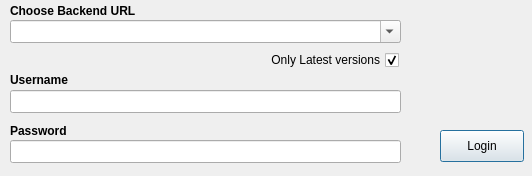
Qt form login_dialog.ui (Open-EO/openeo-qgis-plugin) before a commit.
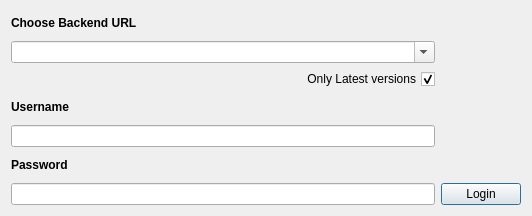
The same form after that commit. Icons and pictures are not drawn.

Commit message: improved layout making all windows editable in the size

Patch:
```diff
--- a/login_dialog.ui
+++ b/login_dialog.ui
@@ -7,34 +7,63 @@
     <x>0</x>
     <y>0</y>
     <width>532</width>
-    <height>176</height>
+    <height>216</height>
    </rect>
   </property>
   <property name="windowTitle">
    <string>openEO Connector</string>
   </property>
+  <layout class="QGridLayout" name="gridLayout_2">
+   <item row="0" column="0">
+    <layout class="QVBoxLayout" name="verticalLayout">
+     <item>
+      <widget class="QLabel" name="label">
+       <property name="font">
+        <font>
+         <weight>75</weight>
+         <bold>true</bold>
+        </font>
+       </property>
+       <property name="text">
+        <string>Choose Backend URL</string>
+       </property>
+      </widget>
+     </item>
+     <item>
   <widget class="QComboBox" name="backendEdit">
-   <property name="geometry">
-    <rect>
-     <x>10</x>
-     <y>20</y>
-     <width>391</width>
-     <height>23</height>
-    </rect>
-   </property>
    <property name="editable">
     <bool>true</bool>
    </property>
   </widget>
+     </item>
+     <item>
+      <widget class="QCheckBox" name="versionBox">
+       <property name="layoutDirection">
+        <enum>Qt::RightToLeft</enum>
+       </property>
+       <property name="text">
+        <string>Only Latest versions</string>
+       </property>
+       <property name="checked">
+        <bool>true</bool>
+       </property>
+      </widget>
+     </item>
+     <item>
+      <widget class="QLabel" name="label_2">
+       <property name="font">
+        <font>
+         <weight>75</weight>
+         <bold>true</bold>
+        </font>
+       </property>
+       <property name="text">
+        <string>Username</string>
+       </property>
+      </widget>
+     </item>
+     <item>
   <widget class="QLineEdit" name="usernameEdit">
-   <property name="geometry">
-    <rect>
-     <x>10</x>
-     <y>90</y>
-     <width>391</width>
-     <height>23</height>
-    </rect>
-   </property>
    <property name="maximumSize">
     <size>
      <width>16777215</width>
@@ -42,34 +71,9 @@
     </size>
    </property>
   </widget>
-  <widget class="QLabel" name="label">
-   <property name="geometry">
-    <rect>
-     <x>10</x>
-     <y>0</y>
-     <width>391</width>
-     <height>21</height>
-    </rect>
-   </property>
-   <property name="font">
-    <font>
-     <weight>75</weight>
-     <bold>true</bold>
-    </font>
-   </property>
-   <property name="text">
-    <string>Choose Backend URL</string>
-   </property>
-  </widget>
+     </item>
+     <item>
   <widget class="QLabel" name="label_3">
-   <property name="geometry">
-    <rect>
-     <x>10</x>
-     <y>120</y>
-     <width>391</width>
-     <height>21</height>
-    </rect>
-   </property>
    <property name="font">
     <font>
      <weight>75</weight>
@@ -80,34 +84,9 @@
     <string>Password</string>
    </property>
   </widget>
-  <widget class="QLabel" name="label_2">
-   <property name="geometry">
-    <rect>
-     <x>10</x>
-     <y>70</y>
-     <width>391</width>
-     <height>20</height>
-    </rect>
-   </property>
-   <property name="font">
-    <font>
-     <weight>75</weight>
-     <bold>true</bold>
-    </font>
-   </property>
-   <property name="text">
-    <string>Username</string>
-   </property>
-  </widget>
+     </item>
+     <item>
   <widget class="QLineEdit" name="passwordEdit">
-   <property name="geometry">
-    <rect>
-     <x>10</x>
-     <y>140</y>
-     <width>391</width>
-     <height>23</height>
-    </rect>
-   </property>
    <property name="font">
     <font>
      <strikeout>false</strikeout>
@@ -117,28 +96,13 @@
     <enum>QLineEdit::Password</enum>
    </property>
   </widget>
-  <widget class="QPushButton" name="loginButton">
-   <property name="geometry">
-    <rect>
-     <x>440</x>
-     <y>130</y>
-     <width>84</width>
-     <height>32</height>
-    </rect>
-   </property>
-   <property name="text">
-    <string>Login</string>
-   </property>
-  </widget>
+     </item>
+    </layout>
+   </item>
+   <item row="0" column="1">
+    <layout class="QVBoxLayout" name="verticalLayout_3">
+     <item>
   <widget class="QLabel" name="logo">
-   <property name="geometry">
-    <rect>
-     <x>410</x>
-     <y>10</y>
-     <width>111</width>
-     <height>71</height>
-    </rect>
-   </property>
    <property name="whatsThis">
     <string extracomment="Show all available versions of the backends or only the latest (compatible) versions"/>
    </property>
@@ -152,25 +116,30 @@
     <bool>true</bool>
    </property>
   </widget>
-  <widget class="QCheckBox" name="versionBox">
-   <property name="geometry">
-    <rect>
-     <x>8</x>
-     <y>50</y>
-     <width>391</width>
-     <height>20</height>
-    </rect>
-   </property>
-   <property name="layoutDirection">
-    <enum>Qt::RightToLeft</enum>
-   </property>
+     </item>
+     <item>
+      <spacer name="verticalSpacer">
+       <property name="orientation">
+        <enum>Qt::Vertical</enum>
+       </property>
+       <property name="sizeHint" stdset="0">
+        <size>
+         <width>20</width>
+         <height>40</height>
+        </size>
+       </property>
+      </spacer>
+     </item>
+     <item>
+      <widget class="QPushButton" name="loginButton">
    <property name="text">
-    <string>Only Latest versions</string>
-   </property>
-   <property name="checked">
-    <bool>true</bool>
-   </property>
-  </widget>
+        <string>Login</string>
+       </property>
+      </widget>
+     </item>
+    </layout>
+   </item>
+  </layout>
  </widget>
  <resources/>
  <connections/>
```
Lines whose indentation alone changed are shown as unchanged. The commit also changes 8 other files.
